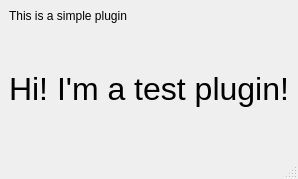
Old version of the form plugins/plugin_test/test-plugin.ui in the repository NeutrinoToolkit/Neutrino.
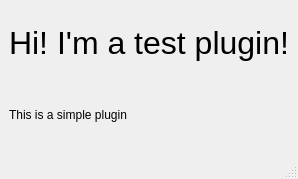
New version of the form.

What changed in the file:
```diff
--- a/plugins/plugin_test/test-plugin.ui
+++ b/plugins/plugin_test/test-plugin.ui
@@ -14,7 +14,7 @@
    <string>MainWindow</string>
   </property>
   <widget class="QWidget" name="centralwidget">
-   <layout class="QGridLayout" name="gridLayout" rowstretch="0,1">
+   <layout class="QGridLayout" name="gridLayout" rowstretch="0,0,0">
     <item row="1" column="0">
      <widget class="QLabel" name="label">
       <property name="font">
@@ -30,7 +30,7 @@
       </property>
      </widget>
     </item>
-    <item row="0" column="0">
+    <item row="2" column="0">
      <widget class="QLabel" name="label_2">
       <property name="text">
        <string>This is a simple plugin</string>
```
